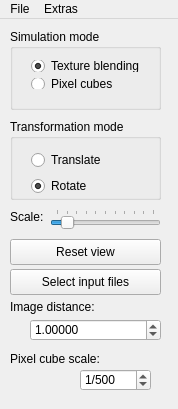
First picture: the form in glxraysim/mainwindow.ui, repository ulikoehler/xraysim, before the edit.
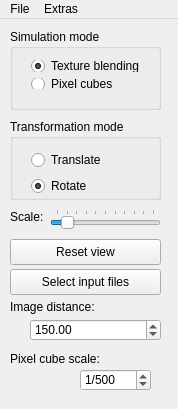
Second picture: the form after the edit.

Commit message: Fixed some GUI default value issues

The edit to the form file:
```diff
--- a/glxraysim/mainwindow.ui
+++ b/glxraysim/mainwindow.ui
@@ -179,7 +179,7 @@
      <rect>
       <x>10</x>
       <y>280</y>
-      <width>91</width>
+      <width>92</width>
       <height>16</height>
      </rect>
     </property>
@@ -197,13 +197,13 @@
      </rect>
     </property>
     <property name="decimals">
-     <number>5</number>
+     <number>2</number>
     </property>
     <property name="maximum">
      <double>1000000.000000000000000</double>
     </property>
     <property name="value">
-     <double>1.000000000000000</double>
+     <double>150.000000000000000</double>
     </property>
    </widget>
    <widget class="QLabel" name="pixelCubeScaleLabel">
```
The commit also changes 1 other file.
